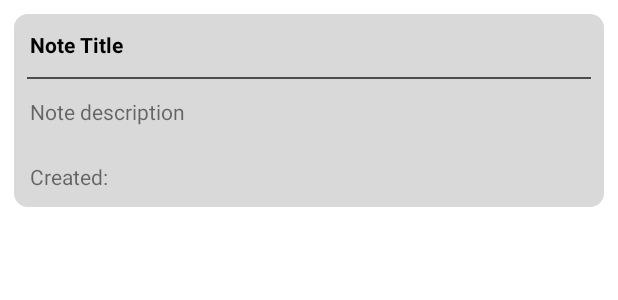
After one commit to AHED200/Note_App, an Android app: the layout note_card.xml on its own in the app's theme, with its tools: preview values and no code run, on a phone screen of 412 x 824 dp. The commit adds this screen. Shown: the top 300 px of the screen. Run offline under Robolectric (Android 15) with nearby library versions, the phone set to English and light mode, and no system bars.

Commit message:
Finish Create Note design page

```diff
--- a/app/build.gradle
+++ b/app/build.gradle
@@ -64,4 +64,5 @@ dependencies {
     implementation "org.jetbrains.kotlinx:kotlinx-coroutines-core:$coroutines_version"
     implementation "org.jetbrains.kotlinx:kotlinx-coroutines-android:$coroutines_version"
 
+
 }
--- a/app/src/main/AndroidManifest.xml
+++ b/app/src/main/AndroidManifest.xml
@@ -13,7 +13,7 @@
         android:theme="@style/Theme.NoteApp"
         tools:targetApi="31">
         <activity
-            android:name=".NoteDetails"
+            android:name=".Views.NoteDetails"
             android:theme="@style/Theme.Design.NoActionBar"
             android:exported="false">
             <meta-data
@@ -21,7 +21,7 @@
                 android:value="" />
         </activity>
         <activity
-            android:name=".CreateNote"
+            android:name=".Views.CreateNote"
             android:theme="@style/Theme.Design.NoActionBar"
             android:exported="false">
             <meta-data
--- /dev/null
+++ b/app/src/main/res/drawable/note_card_style.xml
@@ -0,0 +1,8 @@
+<?xml version="1.0" encoding="utf-8"?>
+<shape xmlns:android="http://schemas.android.com/apk/res/android">
+    <corners android:radius="10dp"/>
+    <solid android:color="@color/grey"/>
+    <stroke android:color="@color/white"
+        android:width="1dp"/>
+
+</shape>
--- /dev/null
+++ b/app/src/main/res/layout/note_card.xml
@@ -0,0 +1,41 @@
+<?xml version="1.0" encoding="utf-8"?>
+<LinearLayout xmlns:android="http://schemas.android.com/apk/res/android"
+    xmlns:app="http://schemas.android.com/apk/res-auto"
+    android:layout_width="match_parent"
+    android:layout_height="wrap_content"
+    android:background="@drawable/note_card_style"
+    android:layout_margin="8dp"
+    android:orientation="vertical">
+
+    <TextView
+        android:id="@+id/noteTitle"
+        android:layout_width="wrap_content"
+        android:layout_height="wrap_content"
+        android:layout_margin="12dp"
+        android:text="Note Title"
+        android:textColor="@color/black"
+        android:textStyle="bold" />
+
+    <com.google.android.material.divider.MaterialDivider
+        android:layout_width="match_parent"
+        android:layout_height="wrap_content"
+        app:dividerColor="@color/dark_gery"
+        android:layout_marginHorizontal="10dp"/>
+
+    <TextView
+        android:id="@+id/noteDescription"
+        android:layout_width="wrap_content"
+        android:layout_height="wrap_content"
+        android:text="Note description"
+        android:layout_margin="12dp"/>
+    <TextView
+        android:id="@+id/noteDate"
+        android:layout_width="wrap_content"
+        android:layout_height="wrap_content"
+        android:text="Created: "
+        android:layout_margin="12dp"/>
+
+
+
+
+</LinearLayout>
--- a/app/src/main/res/values/colors.xml
+++ b/app/src/main/res/values/colors.xml
@@ -11,5 +11,6 @@
     <color name="dark_brown">#FF7E3D00</color>
     <color name="brown">#FFCC9C6F</color>
     <color name="grey">#FFD9D9D9</color>
+    <color name="dark_gery">#FF4D4B4B</color>
     <color name="red">#AAFF0000</color>
 </resources>
--- a/app/src/main/res/values/strings.xml
+++ b/app/src/main/res/values/strings.xml
@@ -1,4 +1,6 @@
 <resources>
     <string name="app_name">Note App</string>
     <string name="create_new_note">Create new note</string>
+    <!-- TODO: Remove or change this placeholder text -->
+    <string name="hello_blank_fragment">Hello blank fragment</string>
 </resources>
```
Also changed, not shown: app/src/main/java/com/example/noteapp/Views/MainActivity.kt (+7 -0 lines), app/src/main/res/layout/activity_create_note.xml (+85 -2 lines), app/src/main/res/values/styles.xml (added, +12 -0 lines).
